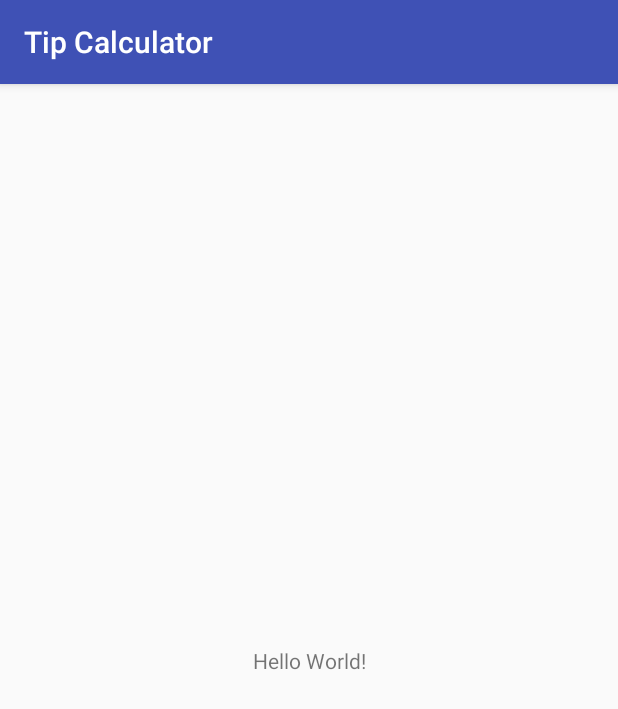
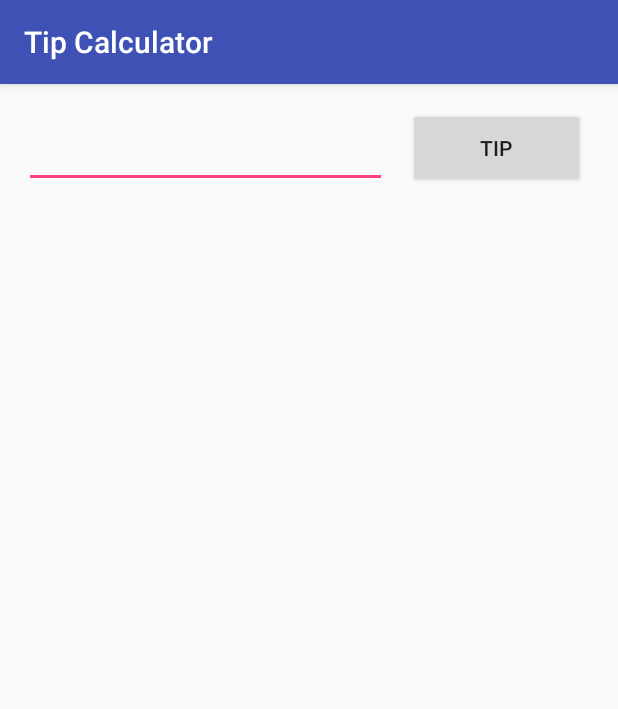
Before and after one commit to aaronluannguyen/tipcalc, an Android app: the screen it shows after launch (MainActivity), on a phone screen of 412 x 824 dp. Shown: the top 709 px of the screen. Run offline under Robolectric (Android 15) with nearby library versions, the phone set to English and light mode, and no system bars; 1 statement that could not run was skipped.

Commit message:
Have amount number edit and tip button in correct locations

```diff
--- a/app/src/main/java/tipcalc/nguyen51/washington/edu/MainActivity.kt
+++ b/app/src/main/java/tipcalc/nguyen51/washington/edu/MainActivity.kt
@@ -2,11 +2,14 @@ package tipcalc.nguyen51.washington.edu
 
 import android.support.v7.app.AppCompatActivity
 import android.os.Bundle
+import android.widget.Button
 
 class MainActivity : AppCompatActivity() {
 
     override fun onCreate(savedInstanceState: Bundle?) {
         super.onCreate(savedInstanceState)
         setContentView(R.layout.activity_main)
+
+        Button tipButton = (Button)findViewById(R.id.tipButton)
     }
 }
--- a/app/src/main/res/layout/activity_main.xml
+++ b/app/src/main/res/layout/activity_main.xml
@@ -4,15 +4,37 @@
     xmlns:tools="http://schemas.android.com/tools"
     android:layout_width="match_parent"
     android:layout_height="match_parent"
-    tools:context=".MainActivity">
+    tools:context=".MainActivity"
+    tools:layout_editor_absoluteY="81dp">
 
-    <TextView
-        android:layout_width="wrap_content"
-        android:layout_height="wrap_content"
-        android:text="Hello World!"
-        app:layout_constraintBottom_toBottomOf="parent"
-        app:layout_constraintLeft_toLeftOf="parent"
-        app:layout_constraintRight_toRightOf="parent"
+    <EditText
+        android:id="@+id/amount"
+        style="@style/Widget.AppCompat.EditText"
+        android:layout_width="0dp"
+        android:layout_height="0dp"
+        android:layout_marginEnd="14dp"
+        android:layout_marginLeft="16dp"
+        android:layout_marginRight="14dp"
+        android:layout_marginStart="16dp"
+        android:ems="10"
+        android:inputType="numberDecimal"
+        android:textAppearance="@style/TextAppearance.AppCompat.Title"
+        android:visibility="visible"
+        app:layout_constraintBottom_toBottomOf="@+id/tipButton"
+        app:layout_constraintEnd_toStartOf="@+id/tipButton"
+        app:layout_constraintStart_toStartOf="parent"
+        app:layout_constraintTop_toTopOf="@+id/tipButton" />
+
+    <Button
+        android:id="@+id/tipButton"
+        android:layout_width="118dp"
+        android:layout_height="53dp"
+        android:layout_marginEnd="22dp"
+        android:layout_marginRight="22dp"
+        android:layout_marginTop="16dp"
+        android:text="Tip"
+        app:layout_constraintEnd_toEndOf="parent"
+        app:layout_constraintStart_toEndOf="@+id/amount"
         app:layout_constraintTop_toTopOf="parent" />
 
 </android.support.constraint.ConstraintLayout>
```
